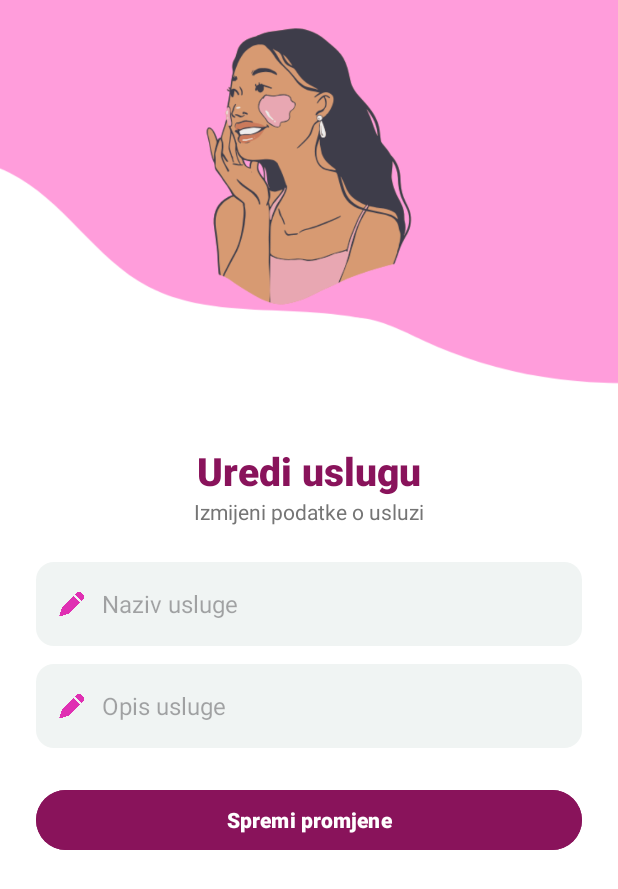
After one commit to LekoIvana/PAMU, an Android app: the EditServiceActivity screen opened directly, with no data from a screen before it, on a phone screen of 412 x 824 dp. The commit adds this screen. Shown: the top 889 px of the screen. Run offline under Robolectric (Android 15) with nearby library versions, the phone set to English and light mode, and no system bars; our stand-ins replace Firebase (no records; nobody signed in at launch, a user with empty details on screens opened directly).

Commit message:
Uredi, obriši uslugu

```diff
--- /dev/null
+++ b/app/src/main/java/ba/sum/fpmoz/pamu/EditServiceActivity.kt
@@ -0,0 +1,54 @@
+package ba.sum.fpmoz.pamu
+
+import android.content.Intent
+import android.os.Bundle
+import android.widget.Button
+import android.widget.EditText
+import android.widget.Toast
+import androidx.appcompat.app.AppCompatActivity
+import com.google.firebase.firestore.FirebaseFirestore
+
+class EditServiceActivity : AppCompatActivity() {
+
+    private lateinit var nameEditText: EditText
+    private lateinit var descriptionEditText: EditText
+    private lateinit var saveButton: Button
+    private lateinit var serviceId: String
+
+    private val db = FirebaseFirestore.getInstance()
+
+    override fun onCreate(savedInstanceState: Bundle?) {
+        super.onCreate(savedInstanceState)
+        setContentView(R.layout.activity_edit_service)
+
+        nameEditText = findViewById(R.id.editTextName)
+        descriptionEditText = findViewById(R.id.editTextDescription)
+        saveButton = findViewById(R.id.buttonSave)
+
+        // Primanje podataka
+        serviceId = intent.getStringExtra("SERVICE_ID") ?: ""
+        val serviceName = intent.getStringExtra("SERVICE_NAME") ?: ""
+        val serviceDesc = intent.getStringExtra("SERVICE_DESC") ?: ""
+
+        nameEditText.setText(serviceName)
+        descriptionEditText.setText(serviceDesc)
+
+        saveButton.setOnClickListener {
+            val updatedData = mapOf(
+                "name" to nameEditText.text.toString(),
+                "description" to descriptionEditText.text.toString()
+            )
+
+            db.collection("services").document(serviceId)
+                .update(updatedData)
+                .addOnSuccessListener {
+                    Toast.makeText(this, "Usluga ažurirana", Toast.LENGTH_SHORT).show()
+                    setResult(RESULT_OK) // 🔄 ključna linija za osvježavanje u fragmentu
+                    finish()
+                }
+                .addOnFailureListener {
+                    Toast.makeText(this, "Greška pri spremanju", Toast.LENGTH_SHORT).show()
+                }
+        }
+    }
+}
--- /dev/null
+++ b/app/src/main/res/layout/activity_edit_service.xml
@@ -0,0 +1,119 @@
+<?xml version="1.0" encoding="utf-8"?>
+<ScrollView xmlns:android="http://schemas.android.com/apk/res/android"
+    android:layout_width="match_parent"
+    android:layout_height="match_parent"
+    android:background="#FFFFFF"
+    android:fillViewport="true">
+
+    <LinearLayout
+        android:layout_width="match_parent"
+        android:layout_height="wrap_content"
+        android:orientation="vertical">
+
+        <!-- Header slika (možeš zamijeniti drugom ako želiš) -->
+        <ImageView
+            android:layout_width="match_parent"
+            android:layout_height="260dp"
+            android:src="@drawable/login_header_neww"
+            android:scaleType="centerCrop"
+            android:contentDescription="Edit header" />
+
+        <!-- Glavni sadržaj -->
+        <LinearLayout
+            android:layout_width="match_parent"
+            android:layout_height="wrap_content"
+            android:orientation="vertical"
+            android:padding="24dp">
+
+            <TextView
+                android:layout_width="wrap_content"
+                android:layout_height="wrap_content"
+                android:text="Uredi uslugu"
+                android:textColor="#89135b"
+                android:textSize="26sp"
+                android:textStyle="bold"
+                android:layout_gravity="center_horizontal"
+                android:layout_marginTop="12dp"
+                android:fontFamily="sans-serif-medium" />
+
+            <TextView
+                android:layout_width="wrap_content"
+                android:layout_height="wrap_content"
+                android:text="Izmijeni podatke o usluzi"
+                android:textColor="#757575"
+                android:textSize="14sp"
+                android:layout_gravity="center_horizontal"
+                android:layout_marginBottom="24dp"
+                android:fontFamily="sans-serif" />
+
+            <!-- Naziv usluge -->
+            <LinearLayout
+                android:layout_width="match_parent"
+                android:layout_height="56dp"
+                android:orientation="horizontal"
+                android:background="@drawable/edittext_background"
+                android:gravity="center_vertical"
+                android:padding="12dp"
+                android:layout_marginBottom="12dp">
+
+                <ImageView
+                    android:layout_width="24dp"
+                    android:layout_height="24dp"
+                    android:src="@drawable/ic_edit" />
+
+                <EditText
+                    android:id="@+id/editTextName"
+                    android:layout_width="0dp"
+                    android:layout_height="match_parent"
+                    android:layout_weight="1"
+                    android:hint="Naziv usluge"
+                    android:background="@null"
+                    android:paddingStart="8dp"
+                    android:textColor="#212121"
+                    android:textSize="16sp"
+                    android:fontFamily="sans-serif" />
+            </LinearLayout>
+
+            <!-- Opis usluge -->
+            <LinearLayout
+                android:layout_width="match_parent"
+                android:layout_height="56dp"
+                android:orientation="horizontal"
+                android:background="@drawable/edittext_background"
+                android:gravity="center_vertical"
+                android:padding="12dp"
+                android:layout_marginBottom="24dp">
+
+                <ImageView
+                    android:layout_width="24dp"
+                    android:layout_height="24dp"
+                    android:src="@drawable/ic_edit" />
+
+                <EditText
+                    android:id="@+id/editTextDescription"
+                    android:layout_width="0dp"
+                    android:layout_height="match_parent"
+                    android:layout_weight="1"
+                    android:hint="Opis usluge"
+                    android:background="@null"
+                    android:paddingStart="8dp"
+                    android:textColor="#212121"
+                    android:textSize="16sp"
+                    android:fontFamily="sans-serif" />
+            </LinearLayout>
+
+            <!-- Spremi gumb -->
+            <Button
+                android:id="@+id/buttonSave"
+                android:layout_width="match_parent"
+                android:layout_height="48dp"
+                android:text="Spremi promjene"
+                android:textColor="#FFFFFF"
+                android:backgroundTint="#89135b"
+                android:textStyle="bold"
+                android:textAllCaps="false"
+                android:fontFamily="sans-serif-medium"
+                android:layout_marginBottom="24dp" />
+        </LinearLayout>
+    </LinearLayout>
+</ScrollView>
```
Also changed, not shown: app/src/main/AndroidManifest.xml (+18 -44 lines), app/src/main/java/ba/sum/fpmoz/pamu/AdminServicesFragment.kt (added, +115 -0 lines), app/src/main/java/ba/sum/fpmoz/pamu/Service.kt (added, +8 -0 lines), app/src/main/java/ba/sum/fpmoz/pamu/ServiceAdapter.kt (+19 -7 lines), app/src/main/java/ba/sum/fpmoz/pamu/ServicesFragment.kt (+40 -9 lines), app/src/main/java/ba/sum/fpmoz/pamu/WelcomeActivity.kt (+53 -31 lines), app/src/main/res/layout/fragment_admin_services.xml (added, +12 -0 lines).
